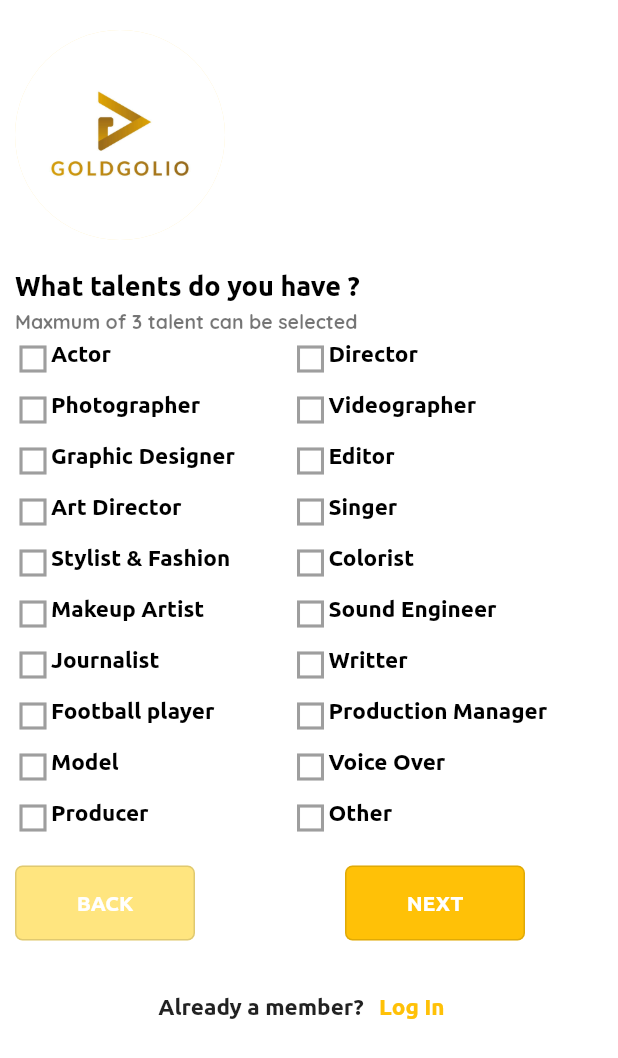
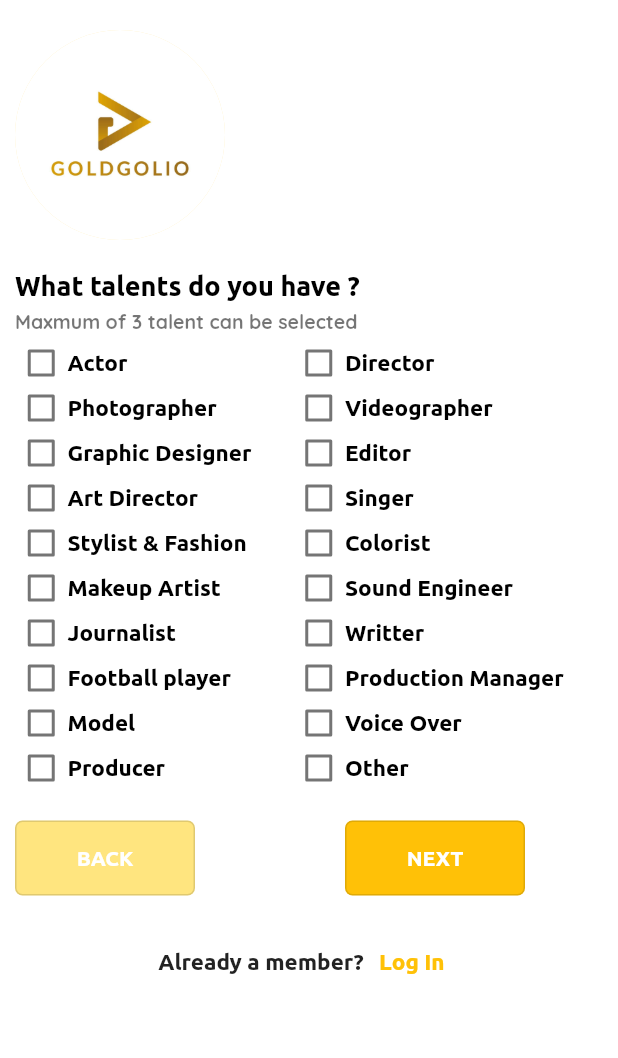
Before and after one commit to mohamedakeel0/Gold_App, a Flutter app: the Third_register screen opened directly with empty values, on a phone screen of 412 x 824 dp. Shown: the top 1058 px of the screen. Run offline on Flutter 3.47's test engine with Material 2 defaults, Android fonts, the phone set to English and light mode, and no system bars; drawn by our look-alikes of auto_size_text; our stand-ins replace bloc, conditional_builder_null_safety, dio, flutter_bloc, fluttertoast, hexcolor and 2 more; accounts and stored records are empty.

Commit message:
updata_mo

```diff
--- a/lib/modules/Login/cubic_login/Login.dart
+++ b/lib/modules/Login/cubic_login/Login.dart
@@ -114,7 +114,8 @@ class Login_Screen extends StatelessWidget {
                               function: () {
                                 if (formkey.currentState!.validate()) {
                                   ShoploginCubic.get(context).userLogin(email:emailController.text ,password:passwordController.text ,);
-
+                                  ShowToast(
+                                      text: 'Success', state: Toaststates.SUCCESS);
 
 
                                 }},
--- a/lib/modules/Regisiter/ThirdRegister.dart
+++ b/lib/modules/Regisiter/ThirdRegister.dart
@@ -6,6 +6,7 @@ import 'package:flutter/material.dart';
 import 'package:flutter_bloc/flutter_bloc.dart';
 import 'package:gold_app/models/ModelRegister.dart';
 import 'package:gold_app/layout/Homescreen/HomeScreen.dart';
+import 'package:gold_app/modules/Regisiter/SecondRegister.dart';
 import 'package:gold_app/modules/Regisiter/register.dart';
 import 'package:gold_app/modules/first/firstscreen.dart';
 import 'package:gold_app/shared/componnents0/components.dart';
@@ -21,6 +22,30 @@ class Third_register extends StatelessWidget {
   Widget build(BuildContext context) {
     GlobalKey<FormState> formkey = GlobalKey<FormState>();
 
+    final checkBoxList0=[
+      Ckeckmodel(title: 'Director'),
+      Ckeckmodel(title: 'Videographer'),
+      Ckeckmodel(title: 'Editor'),
+      Ckeckmodel(title: 'Singer'),
+      Ckeckmodel(title: 'Colorist'),
+      Ckeckmodel(title: 'Sound Engineer'),
+      Ckeckmodel(title: 'Writter'),
+      Ckeckmodel(title: 'Production Manager'),
+      Ckeckmodel(title: 'Voice Over'),
+      Ckeckmodel(title: 'Other'),
+    ];
+    final checkBoxList=[
+      Ckeckmodel(title: 'Actor'),
+      Ckeckmodel(title: 'Photographer'),
+      Ckeckmodel(title: 'Graphic Designer'),
+      Ckeckmodel(title: 'Art Director'),
+      Ckeckmodel(title: 'Stylist & Fashion'),
+      Ckeckmodel(title: 'Makeup Artist'),
+      Ckeckmodel(title: 'Journalist'),
+      Ckeckmodel(title: 'Football player'),
+      Ckeckmodel(title: 'Model'),
+      Ckeckmodel(title: 'Producer'),
+    ];
 
     return BlocProvider(
       create: (context) => ShopRegisterCubic(),
@@ -63,22 +88,21 @@ class Third_register extends StatelessWidget {
                             child: ListView.separated(
                               shrinkWrap: true,
                               physics: NeverScrollableScrollPhysics(),
-                              separatorBuilder: (context, index) => Container(height: 10,),
+                              separatorBuilder: (context, index) => Container(),
                               itemBuilder: (context, index) {
 
                                 return
                                   Row(
                                     crossAxisAlignment:
-                                    CrossAxisAlignment.start,
+                                    CrossAxisAlignment.center,
                                     children: [
-                                      InkWell(onTap:(){
-                                        talents.add(titles[index]);
-                                      },
-                                        child: Icon(Icons
-                                            .check_box_outline_blank_sharp,color: Colors.grey,),
-                                      ),
+                                      Container(height: 30,width:35,child: Checkbox(value:checkBoxList[index].value, onChanged: (value){
+                                        ShopRegisterCubic.get(context).onItemclick(checkBoxList[index]);
+                                        talents.add(checkBoxList[index].title);
+
+                                      } , )),
                                       Text(
-                                        '${titles[index]}',
+                                        checkBoxList[index].title,
                                         maxLines: 2,
                                         style: Theme.of(context)
                                             .textTheme
@@ -91,30 +115,27 @@ class Third_register extends StatelessWidget {
                                     ],
                                   );
                               },
-                              itemCount: titles.length,
+                              itemCount: checkBoxList.length,
                             ),
                           ),
                           Container(width: 185,
                             child: ListView.separated(
                               shrinkWrap: true,
                               physics: NeverScrollableScrollPhysics(),
-                            separatorBuilder: (context, index) => Container(height: 10,),
+                              separatorBuilder: (context, index) => Container(),
                               itemBuilder: (context, index) {
 
                                 return
                                   Row(
                                     crossAxisAlignment:
-                                  CrossAxisAlignment.start,
+                                    CrossAxisAlignment.center,
                                     children: [
-                                    InkWell(onTap:(){
-                                      talents.add(titles0[index]);
-
-                                    },
-                                      child: Icon(Icons
-                                          .check_box_outline_blank_sharp,color: Colors.grey,),
-                                    ),
-                                    AutoSizeText(
-                                      '${titles0[index]}',
+                                      Container(height: 30,width:35,child: Checkbox(value:checkBoxList0[index].value, onChanged: (value){
+                                        ShopRegisterCubic.get(context).onItemclick(checkBoxList0[index]);
+                                        talents.add(checkBoxList[index].title);
+                                      } )),
+                                      Text(
+                                        checkBoxList0[index].title,
                                         maxLines: 2,
                                         style: Theme.of(context)
                                             .textTheme
@@ -127,8 +148,9 @@ class Third_register extends StatelessWidget {
                                     ],
                                   );
                               },
-                            itemCount: titles0.length,
-                          ),)
+                              itemCount: checkBoxList0.length,
+                            ),
+                          ),
                         ],),
                       SizedBox(
                         height: 20,
@@ -136,7 +158,7 @@ class Third_register extends StatelessWidget {
                       Row(crossAxisAlignment: CrossAxisAlignment.start,children: [
                         defaultButton(
                             function: () {
-                              print(talents);
+                              navigateTo(context, Onboarding());
                             },
                             text: 'back',
                             shape: false,
@@ -147,8 +169,25 @@ class Third_register extends StatelessWidget {
                             background: Colors.amberAccent.shade100),SizedBox(width: 100,),
                         defaultButton(
                             function: () {
-                              ShopRegisterCubic.get(context).userRegister(email: modelTalents.email,gender:modelTalents.gender ,phone:modelTalents.phone ,password:modelTalents.password ,name: modelTalents.fullName,talents:talents );
+                              print(talents.length);
+                              if(talents.length==3) {
+                                ShopRegisterCubic.get(context).userRegister(
+                                    email: modelTalents.email,
+                                    gender: modelTalents.gender,
+                                    phone: modelTalents.phone,
+                                    password: modelTalents.password,
+                                    name: modelTalents.fullName,
+                                    talents: talents);
+                                ShowToast(
+                                    text: 'Success', state: Toaststates.SUCCESS);
                                 navigateTo(context, Onboarding());
+                              }else{
+
+                                talents.clear();
+                                ShowToast(
+                                    text: 'Maxmum of 3 talent can be selected', state: Toaststates.ERROR);
+                                navigateTo(context, Second_register());
+                              }
                             },
                             text: 'next',
                             shape: false,
@@ -192,33 +231,20 @@ class Third_register extends StatelessWidget {
     );
 
   }
+
+
+
   List<String> talents = [];
 
-  List<String> titles = [
-    'Actor ',
-    'Photographer ',
-    'Graphic Designer ',
-    'Art Director ',
-    'Stylist & Fashion ',
-    'Makeup Artist ',
-    'Journalist ',
-    'Football player ',
-    'Model ',
-    'Producer  ',
 
-  ];
 
-  List<String> titles0 = [
-    'Director ',
-    'Videographer ',
-    'Editor ',
-    'Singer ',
-    'Colorist ',
-    'Sound Engineer ',
-    'Writter ',
-    'Production Manager ',
-    'Voice Over ',
-    'Other  ',
 
-  ];
+
 }
+class Ckeckmodel{
+  String title;
+  bool value;
+
+  Ckeckmodel({required this.title, this.value=false});
+
+}
--- a/lib/modules/Regisiter/cubic/cubic.dart
+++ b/lib/modules/Regisiter/cubic/cubic.dart
@@ -6,6 +6,7 @@ import 'package:flutter/material.dart';
 
 import 'package:flutter_bloc/flutter_bloc.dart';
 import 'package:gold_app/models/ModelRegister.dart';
+import 'package:gold_app/modules/Regisiter/ThirdRegister.dart';
 import 'package:gold_app/modules/Regisiter/cubic/states.dart';
 import 'package:gold_app/shared/network/End_point.dart';
 import 'package:gold_app/shared/network/remot/dio_helper.dart';
@@ -45,7 +46,10 @@ class ShopRegisterCubic extends Cubit<ShopRegisterStates> {
     emit(ShopChangeshowselectState());}
   IconData suffix = Icons.visibility_outlined;
   bool isPassword = true;
-
+  onItemclick(Ckeckmodel ckeckmodel ){
+    ckeckmodel.value=!ckeckmodel.value;
+    emit(ShopChangeonItemclickState());
+  }
   void changePasswordvisibility() {
     isPassword = !isPassword;
     suffix = isPassword ? Icons.visibility_outlined : Icons.visibility_off;
--- a/lib/modules/Regisiter/cubic/states.dart
+++ b/lib/modules/Regisiter/cubic/states.dart
@@ -18,4 +18,5 @@ class ShopRegisterErrorState extends ShopRegisterStates{
   ShopRegisterErrorState(this.error);
 }
 class ShopChangeshowselectState extends ShopRegisterStates{}
+class ShopChangeonItemclickState extends ShopRegisterStates{}
 class ShopRegisterChangePasswordVisibilityState extends ShopRegisterStates{}
--- a/lib/shared/componnents0/components.dart
+++ b/lib/shared/componnents0/components.dart
@@ -228,7 +228,7 @@ Color chooseToastColor(Toaststates state){
   Color color;
 switch(state){
   case Toaststates.SUCCESS:
-    color =Colors.orangeAccent;
+    color =defaultcolor;
   break;
   case Toaststates.ERROR:
     color =Colors.red;
```
Lines whose indentation alone changed are shown as unchanged.
